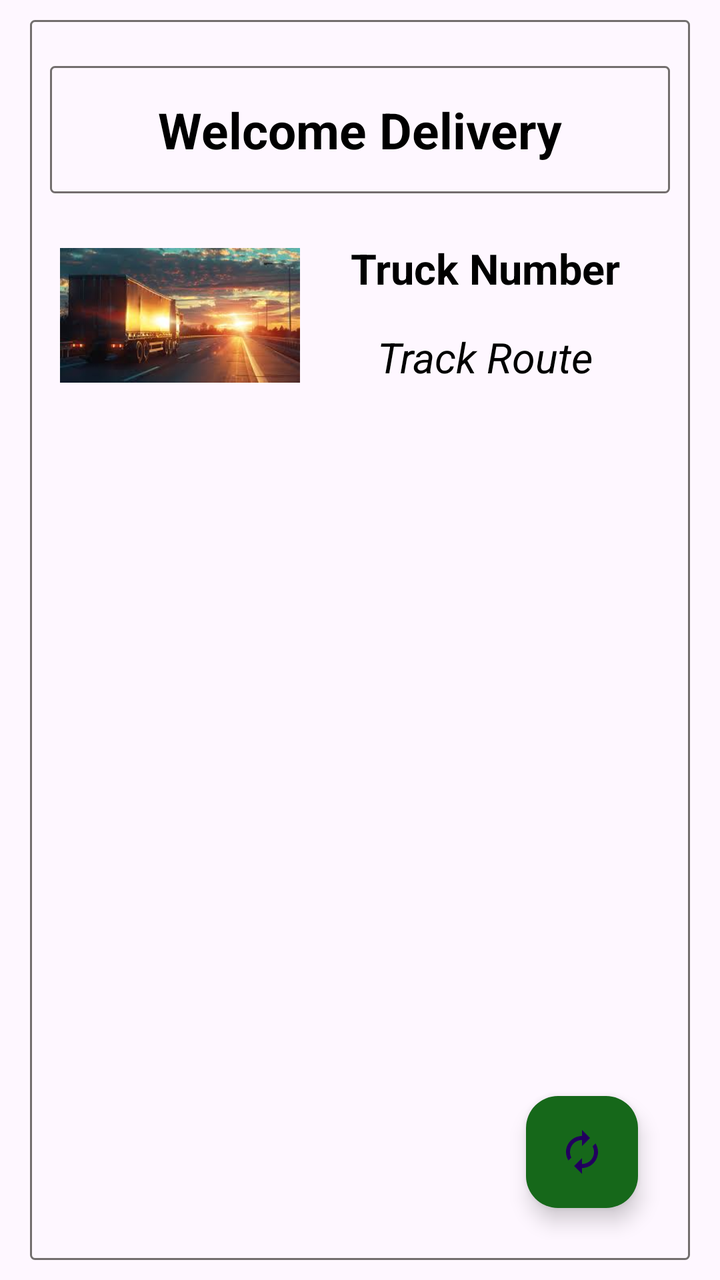
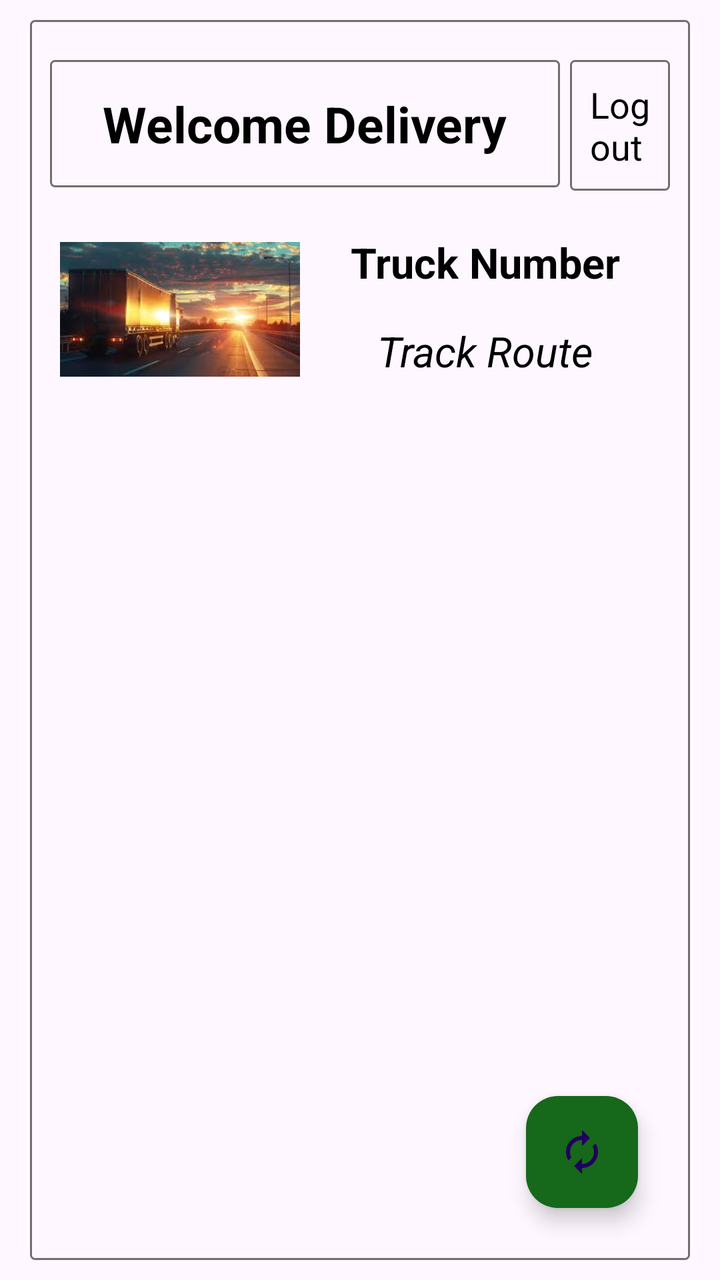

Before-and-after screenshots of an Android layout around one commit, followed by the original layout XML and the change that was made.
<!-- AndroidManifest.xml: application theme Theme.FertiliserDistribution -->
<!-- res/layout/activity_delivery_order_check.xml -->
<?xml version="1.0" encoding="utf-8"?>
<RelativeLayout xmlns:android="http://schemas.android.com/apk/res/android"
    xmlns:app="http://schemas.android.com/apk/res-auto"
    xmlns:tools="http://schemas.android.com/tools"
    android:id="@+id/main"
    android:layout_width="match_parent"
    android:layout_height="match_parent"
    android:padding="5dp"
    tools:context=".Delivery_orderCheck">

    <RelativeLayout
        android:layout_width="wrap_content"
        android:layout_height="match_parent"
        android:background="@drawable/topbox_design"
        android:layout_marginStart="10dp"
        android:layout_marginEnd="10dp"
        android:layout_marginTop="10dp"
        android:layout_centerInParent="true">

    <TextView
        android:id="@+id/delivery_name"
        android:layout_width="match_parent"
        android:layout_height="wrap_content"
        android:textAlignment="center"
        android:text="Welcome Delivery"
        android:textSize="25sp"
        android:padding="15dp"
        android:background="@drawable/topbox_design"
        android:textStyle="bold"
        android:textColor="@color/black"
        android:layout_centerHorizontal="true"
        android:layout_marginTop="13dp"/>

    <com.google.android.material.imageview.ShapeableImageView
        android:layout_width="120dp"
        android:layout_height="90dp"
        android:layout_below="@id/delivery_name"
        android:layout_marginTop="16dp"
        android:layout_marginStart="5dp"
        android:src="@drawable/trcuck"
        android:id="@+id/truck_pic"
        android:contentDescription="track" />

    <TextView
        android:layout_width="match_parent"
        android:layout_height="wrap_content"
        android:text="Truck Number"
        android:textStyle="bold"
        android:textAlignment="center"
        android:textSize="21sp"
        android:textColor="@color/black"
        android:layout_toRightOf="@id/truck_pic"
        android:layout_above="@+id/truck_route"
        android:layout_marginTop="16dp"
        android:id="@+id/truck_number"
        android:layout_marginStart="10dp"
        android:layout_marginEnd="10dp"
         />

    <TextView
        android:layout_width="match_parent"
        android:layout_height="wrap_content"
        android:text="Track Route"
        android:textAlignment="center"
        android:textSize="21sp"
        android:textColor="@color/black"
        android:layout_above="@+id/recyclerView"
        android:layout_marginBottom="10dp"
        android:layout_toRightOf="@id/truck_pic"
        android:layout_marginTop="16dp"
        android:textStyle="italic"
        android:id="@+id/truck_route"
        android:layout_marginStart="10dp"
        android:layout_marginEnd="10dp"
        />


    <androidx.recyclerview.widget.RecyclerView
        android:layout_width="match_parent"
        android:layout_height="match_parent"
        android:layout_marginTop="2dp"
        android:layout_marginStart="5dp"
        android:layout_marginEnd="5dp"
        android:id="@+id/recyclerView"
        android:layout_below="@+id/truck_pic"
        app:layoutManager="androidx.recyclerview.widget.GridLayoutManager"
        />

    <com.google.android.material.floatingactionbutton.FloatingActionButton
        android:layout_width="wrap_content"
        android:layout_height="wrap_content"
        android:layout_alignParentBottom="true"
        android:layout_alignParentEnd="true"
        android:layout_marginEnd="16dp"
        android:layout_marginBottom="16dp"
        android:src="@drawable/refresh"
        app:backgroundTint="#16681A"
        app:fabSize="normal"
        android:id="@+id/fab"
        android:contentDescription="Refresh button" />

        </RelativeLayout>

</RelativeLayout>
<!-- resources referenced by this layout -->
<resources>
  <color name="black">#FF000000</color>
  <!-- drawable refresh (drawable) -->
  <vector xmlns:android="http://schemas.android.com/apk/res/android"
      android:height="24dp"
      android:tint="#EFF1F4"
      android:viewportHeight="24"
      android:viewportWidth="24"
      android:width="24dp">
        
      <path android:fillColor="@android:color/white"
          android:pathData="M12,6v3l4,-4 -4,-4v3c-4.42,0 -8,3.58 -8,8 0,1.57 0.46,3.03 1.24,4.26L6.7,14.8c-0.45,-0.83 -0.7,-1.79 -0.7,-2.8 0,-3.31 2.69,-6 6,-6zM18.76,7.74L17.3,9.2c0.44,0.84 0.7,1.79 0.7,2.8 0,3.31 -2.69,6 -6,6v-3l-4,4 4,4v-3c4.42,0 8,-3.58 8,-8 0,-1.57 -0.46,-3.03 -1.24,-4.26z"/>
      
  </vector>
  <!-- drawable topbox_design (drawable) -->
  <?xml version="1.0" encoding="utf-8"?>
  <shape xmlns:android="http://schemas.android.com/apk/res/android">
      <solid android:color="#00736E6E" />
      <corners android:radius="2dp" />
      <stroke
          android:width="1dp"
          android:color="#736E6E" />
      <padding
          android:bottom="10dp"
          android:left="10dp"
          android:right="10dp"
          android:top="10dp" />
  
  </shape>
  <!-- drawable trcuck: jpg bitmap (drawable, 7846 bytes) -->
  <style name="Theme.FertiliserDistribution" parent="Base.Theme.FertiliserDistribution" />
  <style name="Base.Theme.FertiliserDistribution" parent="Theme.Material3.DayNight.NoActionBar">
          
           <item name="colorPrimary">#4CAF50</item>
              <item name="colorPrimaryVariant">#4CAF50</item>
              <item name="android:statusBarColor">#4CAF50</item>
      </style>
</resources>

<!-- the commit's change to res/layout/activity_delivery_order_check.xml (unified diff, before → after) -->
@@ -28,8 +28,22 @@
         android:background="@drawable/topbox_design"
         android:textStyle="bold"
         android:textColor="@color/black"
+        android:layout_toLeftOf="@id/logout"
         android:layout_centerHorizontal="true"
-        android:layout_marginTop="13dp"/>
+        android:layout_marginTop="10dp"/>
+
+        <TextView
+            android:id="@+id/logout"
+            android:layout_width="wrap_content"
+            android:layout_height="wrap_content"
+            android:text="Log\nout"
+            android:background="@drawable/topbox_design"
+            android:textSize="18sp"
+            android:textColor="@color/black"
+            android:layout_alignParentEnd="true"
+            android:layout_marginTop="10dp"
+            android:layout_marginStart="5dp"
+            />
 
     <com.google.android.material.imageview.ShapeableImageView
         android:layout_width="120dp"
